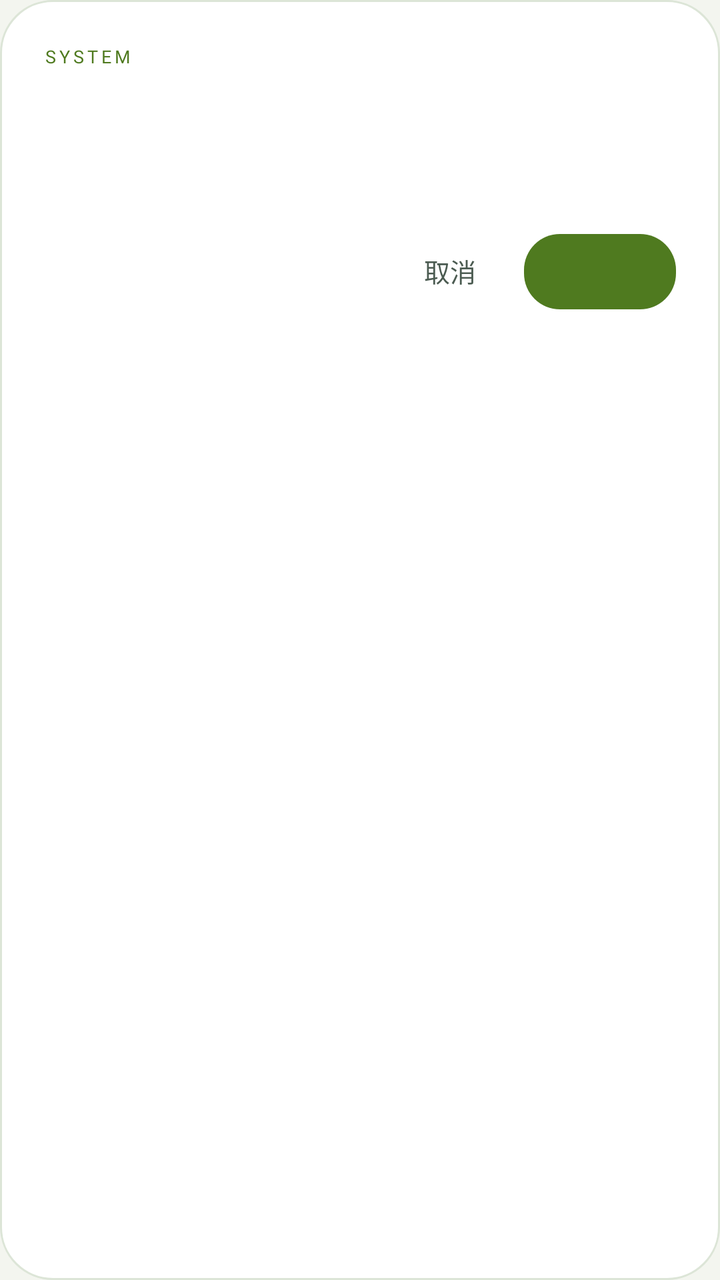
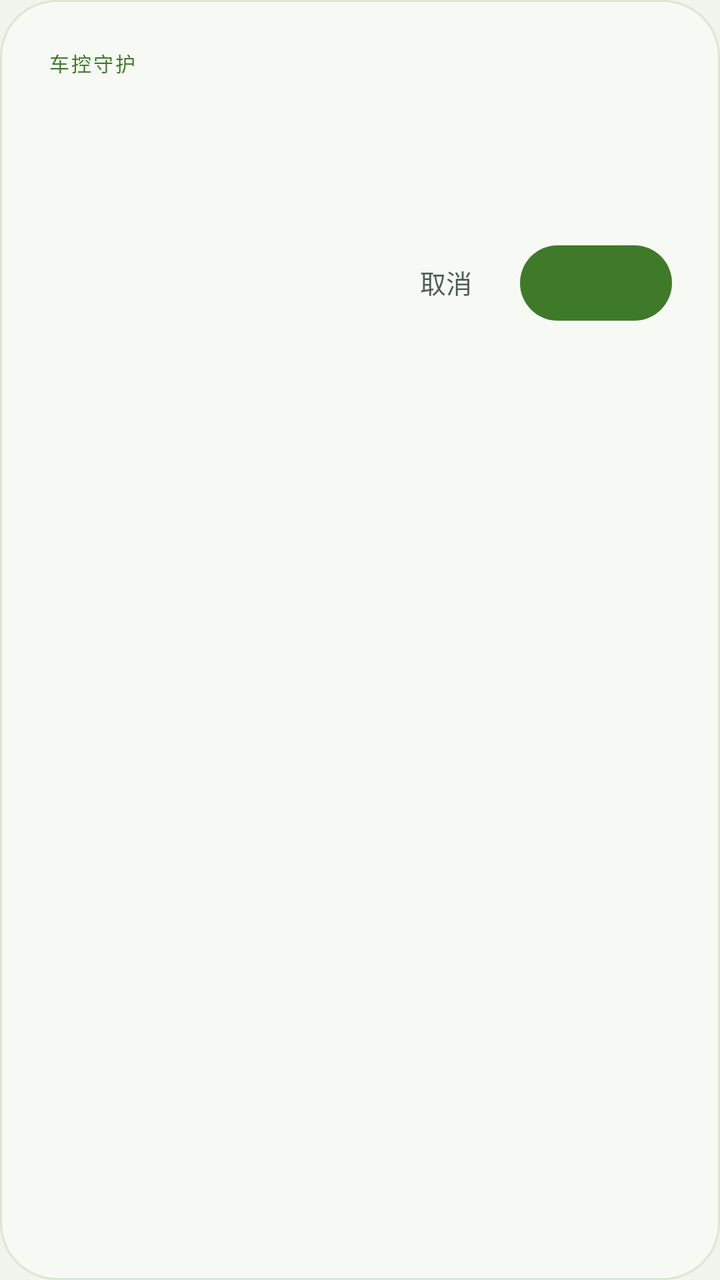

Before-and-after screenshots of an Android layout around one commit, followed by the original layout XML and the change that was made.
<!-- AndroidManifest.xml: application theme AppTheme -->
<!-- res/layout/dialog_confirm.xml -->
<?xml version="1.0" encoding="utf-8"?>
<LinearLayout xmlns:android="http://schemas.android.com/apk/res/android"
    android:layout_width="match_parent"
    android:layout_height="wrap_content"
    android:background="@drawable/bg_dialog"
    android:orientation="vertical"
    android:padding="22dp">

    <TextView
        android:layout_width="wrap_content"
        android:layout_height="wrap_content"
        android:fontFamily="@font/rajdhani_medium"
        android:letterSpacing="0.18"
        android:text="SYSTEM"
        android:textColor="@color/accent"
        android:textSize="9sp" />

    <TextView
        android:id="@+id/dlgTitle"
        android:layout_width="wrap_content"
        android:layout_height="wrap_content"
        android:layout_marginTop="8dp"
        android:fontFamily="sans-serif-medium"
        android:textColor="@color/text_primary"
        android:textSize="19sp" />

    <TextView
        android:id="@+id/dlgMessage"
        android:layout_width="match_parent"
        android:layout_height="wrap_content"
        android:layout_marginTop="10dp"
        android:lineSpacingExtra="4dp"
        android:textColor="@color/text_secondary"
        android:textSize="13sp" />

    <TextView
        android:id="@+id/dlgCommand"
        android:layout_width="match_parent"
        android:layout_height="wrap_content"
        android:layout_marginTop="12dp"
        android:background="@drawable/bg_log"
        android:fontFamily="monospace"
        android:lineSpacingExtra="2dp"
        android:padding="12dp"
        android:textColor="@color/accent"
        android:textIsSelectable="true"
        android:textSize="11sp"
        android:visibility="gone" />

    <LinearLayout
        android:layout_width="match_parent"
        android:layout_height="wrap_content"
        android:layout_marginTop="20dp"
        android:gravity="end"
        android:orientation="horizontal">

        <TextView
            android:id="@+id/dlgCancel"
            android:layout_width="wrap_content"
            android:layout_height="wrap_content"
            android:background="?android:attr/selectableItemBackground"
            android:clickable="true"
            android:focusable="true"
            android:gravity="center"
            android:paddingStart="16dp"
            android:paddingTop="10dp"
            android:paddingEnd="16dp"
            android:paddingBottom="10dp"
            android:text="@string/dialog_cancel"
            android:textColor="@color/text_secondary"
            android:textSize="13sp" />

        <TextView
            android:id="@+id/dlgOk"
            android:layout_width="wrap_content"
            android:layout_height="wrap_content"
            android:layout_marginStart="8dp"
            android:background="@drawable/bg_btn_primary"
            android:clickable="true"
            android:focusable="true"
            android:fontFamily="sans-serif-medium"
            android:gravity="center"
            android:minWidth="76dp"
            android:paddingStart="18dp"
            android:paddingTop="10dp"
            android:paddingEnd="18dp"
            android:paddingBottom="10dp"
            android:textColor="@color/ink"
            android:textSize="13sp" />
    </LinearLayout>
</LinearLayout>
<!-- resources referenced by this layout -->
<resources>
  <color name="accent">#4F7A1F</color>
  <color name="ink">#FFFFFF</color>
  <color name="text_primary">#17211B</color>
  <color name="text_secondary">#4B5B51</color>
  <!-- drawable bg_btn_primary (drawable) -->
  <?xml version="1.0" encoding="utf-8"?>
  <ripple xmlns:android="http://schemas.android.com/apk/res/android" android:color="@color/primary_ripple">
      <item>
          <shape android:shape="rectangle">
              <corners android:radius="18dp" />
              <solid android:color="@color/accent" />
          </shape>
      </item>
  </ripple>
  <!-- drawable bg_dialog (drawable) -->
  <?xml version="1.0" encoding="utf-8"?>
  <shape xmlns:android="http://schemas.android.com/apk/res/android" android:shape="rectangle">
      <corners android:radius="26dp" />
      <solid android:color="@color/dialog_solid" />
      <stroke android:width="1dp" android:color="@color/dialog_stroke" />
  </shape>
  <!-- drawable bg_log (drawable) -->
  <?xml version="1.0" encoding="utf-8"?>
  <shape xmlns:android="http://schemas.android.com/apk/res/android" android:shape="rectangle">
      <corners android:radius="18dp" />
      <solid android:color="@color/log_solid" />
      <stroke android:width="1dp" android:color="@color/log_stroke" />
  </shape>
  <string name="dialog_cancel">取消</string>
  <style name="AppTheme" parent="@android:style/Theme.Material.NoActionBar">
          <item name="android:windowBackground">@color/bg</item>
          <item name="android:colorAccent">@color/accent</item>
          <item name="android:statusBarColor">@color/bg</item>
          <item name="android:navigationBarColor">@color/bg</item>
          <item name="android:windowLightStatusBar">false</item>
          <item name="android:windowLightNavigationBar">false</item>
          <item name="android:windowNoTitle">true</item>
          <item name="android:windowActionModeOverlay">true</item>
      </style>
  <color name="primary_ripple">#33FFFFFF</color>
  <color name="dialog_solid">#FFFFFF</color>
  <color name="dialog_stroke">#DCE5D7</color>
  <color name="log_solid">#F8FAF4</color>
  <color name="log_stroke">#E2E9DD</color>
  <color name="bg">#F3F5EF</color>
</resources>

<!-- the commit's change to res/layout/dialog_confirm.xml (unified diff, before → after) -->
@@ -4,16 +4,16 @@
     android:layout_height="wrap_content"
     android:background="@drawable/bg_dialog"
     android:orientation="vertical"
-    android:padding="22dp">
+    android:padding="24dp">
 
     <TextView
         android:layout_width="wrap_content"
         android:layout_height="wrap_content"
-        android:fontFamily="@font/rajdhani_medium"
-        android:letterSpacing="0.18"
-        android:text="SYSTEM"
+        android:fontFamily="sans-serif-medium"
+        android:letterSpacing="0.1"
+        android:text="@string/app_name"
         android:textColor="@color/accent"
-        android:textSize="9sp" />
+        android:textSize="10sp" />
 
     <TextView
         android:id="@+id/dlgTitle"
@@ -22,7 +22,7 @@
         android:layout_marginTop="8dp"
         android:fontFamily="sans-serif-medium"
         android:textColor="@color/text_primary"
-        android:textSize="19sp" />
+        android:textSize="20sp" />
 
     <TextView
         android:id="@+id/dlgMessage"
@@ -44,7 +44,7 @@
         android:padding="12dp"
         android:textColor="@color/accent"
         android:textIsSelectable="true"
-        android:textSize="11sp"
+        android:textSize="10.5sp"
         android:visibility="gone" />
 
     <LinearLayout
<!-- resource entries referenced after the edit -->
@@ -1,15 +1,15 @@
 <!-- resources referenced by this layout -->
 <resources>
-  <color name="accent">#4F7A1F</color>
+  <color name="accent">#3F7A2A</color>
   <color name="ink">#FFFFFF</color>
-  <color name="text_primary">#17211B</color>
-  <color name="text_secondary">#4B5B51</color>
+  <color name="text_primary">#121A14</color>
+  <color name="text_secondary">#4E5D54</color>
   <!-- drawable bg_btn_primary (drawable) -->
   <?xml version="1.0" encoding="utf-8"?>
   <ripple xmlns:android="http://schemas.android.com/apk/res/android" android:color="@color/primary_ripple">
       <item>
           <shape android:shape="rectangle">
-              <corners android:radius="18dp" />
+              <corners android:radius="100dp" />
               <solid android:color="@color/accent" />
           </shape>
       </item>
@@ -17,7 +17,7 @@
   <!-- drawable bg_dialog (drawable) -->
   <?xml version="1.0" encoding="utf-8"?>
   <shape xmlns:android="http://schemas.android.com/apk/res/android" android:shape="rectangle">
-      <corners android:radius="26dp" />
+      <corners android:radius="28dp" />
       <solid android:color="@color/dialog_solid" />
       <stroke android:width="1dp" android:color="@color/dialog_stroke" />
   </shape>
@@ -28,6 +28,7 @@
       <solid android:color="@color/log_solid" />
       <stroke android:width="1dp" android:color="@color/log_stroke" />
   </shape>
+  <string name="app_name">车控守护</string>
   <string name="dialog_cancel">取消</string>
   <style name="AppTheme" parent="@android:style/Theme.Material.NoActionBar">
           <item name="android:windowBackground">@color/bg</item>
@@ -40,10 +41,10 @@
           <item name="android:windowActionModeOverlay">true</item>
       </style>
   <color name="primary_ripple">#33FFFFFF</color>
-  <color name="dialog_solid">#FFFFFF</color>
+  <color name="dialog_solid">#F7FAF4</color>
   <color name="dialog_stroke">#DCE5D7</color>
-  <color name="log_solid">#F8FAF4</color>
-  <color name="log_stroke">#E2E9DD</color>
-  <color name="bg">#F3F5EF</color>
+  <color name="log_solid">#ECF2E8</color>
+  <color name="log_stroke">#DEE7D8</color>
+  <color name="bg">#F1F4EC</color>
 </resources>
 
